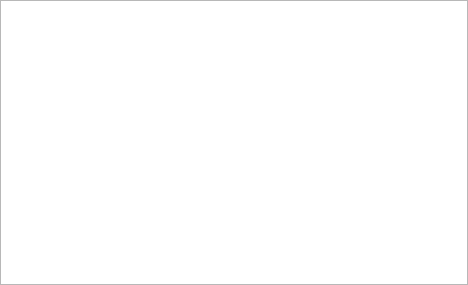
Old version of the form cokoon/cokoon/themeeditor/previewvariableeditor.ui in the repository mathieujobin/kde-playground-artwork.
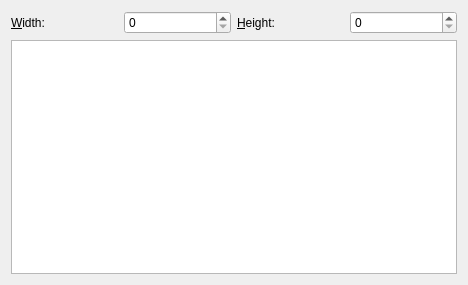
New version of the form.

```diff
--- a/cokoon/cokoon/themeeditor/previewvariableeditor.ui
+++ b/cokoon/cokoon/themeeditor/previewvariableeditor.ui
@@ -9,20 +9,42 @@
     <height>285</height>
    </rect>
   </property>
-  <layout class="QVBoxLayout" >
-   <property name="leftMargin" >
-    <number>0</number>
-   </property>
-   <property name="topMargin" >
-    <number>0</number>
-   </property>
-   <property name="rightMargin" >
-    <number>0</number>
-   </property>
-   <property name="bottomMargin" >
-    <number>0</number>
-   </property>
-   <item>
+  <layout class="QGridLayout" >
+   <item row="0" column="0" >
+    <widget class="QLabel" name="label" >
+     <property name="text" >
+      <string>&amp;Width:</string>
+     </property>
+     <property name="buddy" >
+      <cstring>width</cstring>
+     </property>
+    </widget>
+   </item>
+   <item row="0" column="1" >
+    <widget class="QSpinBox" name="width" >
+     <property name="maximum" >
+      <number>1000</number>
+     </property>
+    </widget>
+   </item>
+   <item row="0" column="2" >
+    <widget class="QLabel" name="label_2" >
+     <property name="text" >
+      <string>&amp;Height:</string>
+     </property>
+     <property name="buddy" >
+      <cstring>height</cstring>
+     </property>
+    </widget>
+   </item>
+   <item row="0" column="3" >
+    <widget class="QSpinBox" name="height" >
+     <property name="maximum" >
+      <number>1000</number>
+     </property>
+    </widget>
+   </item>
+   <item row="1" column="0" colspan="4" >
     <widget class="QTableView" name="variables" >
      <property name="alternatingRowColors" >
       <bool>true</bool>
```
